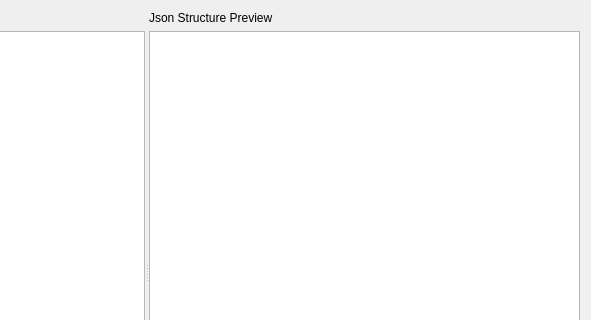
The window that src/ui/widgets/editors/w_JsonEditor.ui (Qv2ray/Qv2ray) describes before a commit, drawn with Qt 5; both pictures show x 298 to 889 and y 0 to 320 of the 889 by 572 pixel window.
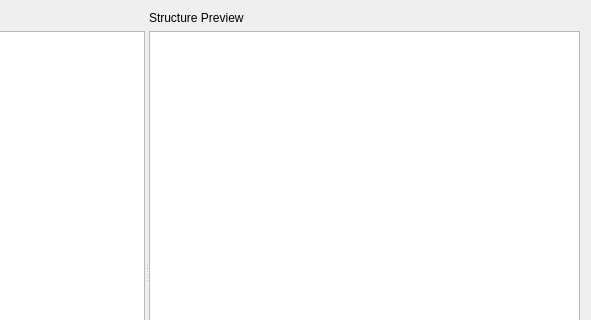
The same window after the commit.

Commit message: remove: removed JSON highlighter

Diff of the .ui file:
```diff
--- a/src/ui/widgets/editors/w_JsonEditor.ui
+++ b/src/ui/widgets/editors/w_JsonEditor.ui
@@ -73,7 +73,7 @@
        <item row="0" column="0">
         <widget class="QLabel" name="label_2">
          <property name="text">
-          <string>Json Structure Preview</string>
+          <string>Structure Preview</string>
          </property>
         </widget>
        </item>
```
The commit also changes 6 other files.
